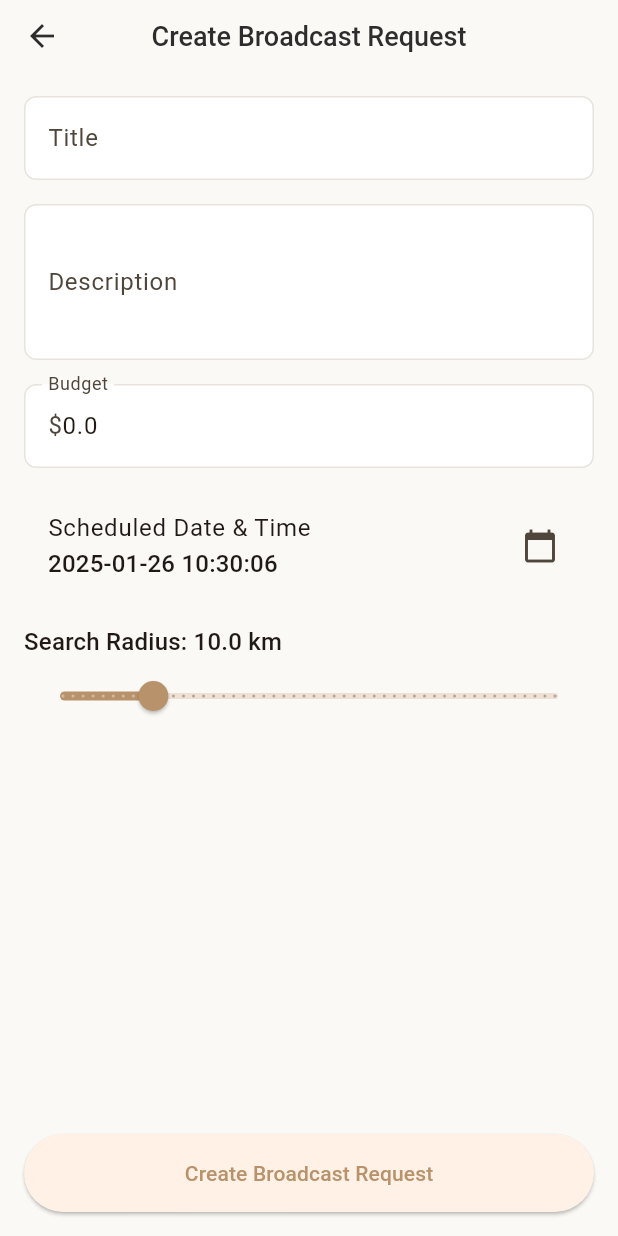
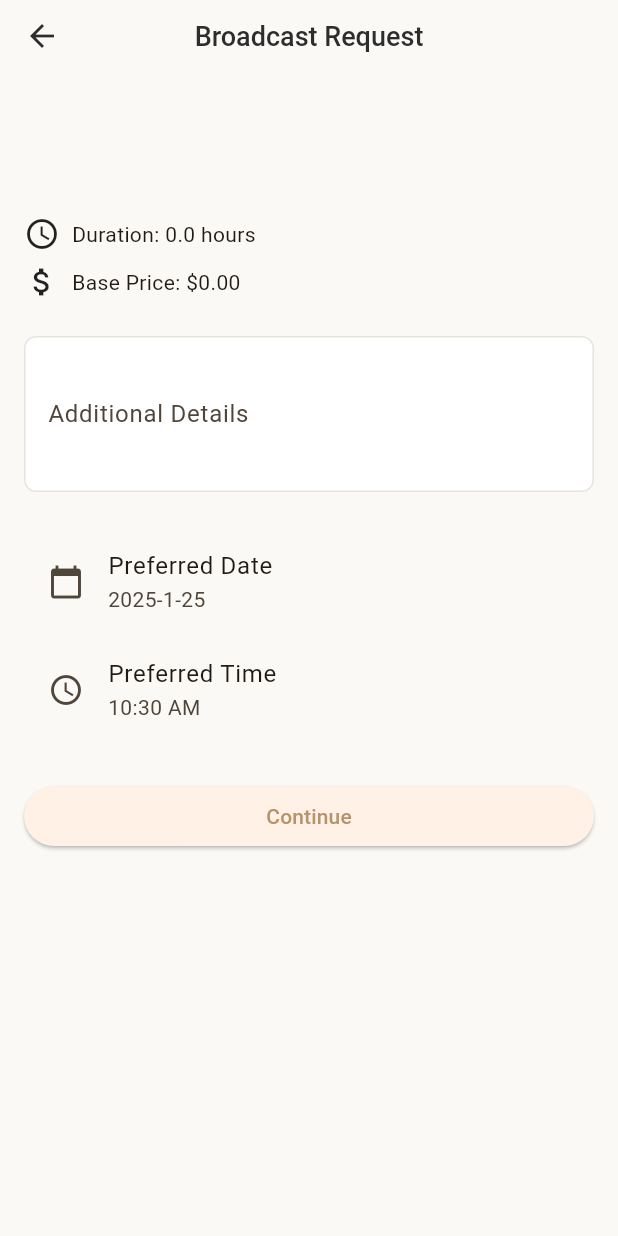
Before and after one commit to Albaraazain/voltzy, a Flutter app: the BroadcastRequestScreen screen opened directly with empty values, on a phone screen of 412 x 824 dp. Run offline on Flutter 3.47's test engine with Material 3 defaults, Android fonts, the phone set to English and light mode, and no system bars; our stand-ins replace flashy_tab_bar2, flutter_animate, flutter_local_notifications, geolocator, google_maps_flutter, image_picker and 3 more; accounts and stored records are empty.

Commit message:
Refactor BroadcastRequestScreen with simplified workflow and enhanced UI

```diff
--- a/lib/screens/broadcast_request_screen.dart
+++ b/lib/screens/broadcast_request_screen.dart
@@ -1,12 +1,13 @@
 import 'package:flutter/material.dart';
 import 'package:provider/provider.dart';
-import '../models/service_model.dart';
+import '../features/homeowner/models/service.dart';
 import '../providers/database_provider.dart';
 import '../core/services/logger_service.dart';
 import '../features/homeowner/screens/broadcast_request_map_screen.dart';
+import '../features/homeowner/screens/broadcast_job_screen.dart';
 
 class BroadcastRequestScreen extends StatefulWidget {
-  final Service service;
+  final CategoryService service;
 
   const BroadcastRequestScreen({
     super.key,
@@ -19,27 +20,14 @@ class BroadcastRequestScreen extends StatefulWidget {
 
 class _BroadcastRequestScreenState extends State<BroadcastRequestScreen> {
   final _formKey = GlobalKey<FormState>();
-  final _titleController = TextEditingController();
   final _descriptionController = TextEditingController();
-  final _priceController = TextEditingController();
-  DateTime _selectedDate = DateTime.now().add(const Duration(days: 1));
-  double _radius = 10.0;
+  DateTime _selectedDate = DateTime.now();
+  TimeOfDay _selectedTime = TimeOfDay.now();
   bool _isLoading = false;
 
   @override
-  void initState() {
-    super.initState();
-    _titleController.text = widget.service.name;
-    if (widget.service.basePrice != null) {
-      _priceController.text = widget.service.basePrice!.toString();
-    }
-  }
-
-  @override
   void dispose() {
-    _titleController.dispose();
     _descriptionController.dispose();
-    _priceController.dispose();
     super.dispose();
   }
 
@@ -48,77 +36,69 @@ class _BroadcastRequestScreenState extends State<BroadcastRequestScreen> {
       context: context,
       initialDate: _selectedDate,
       firstDate: DateTime.now(),
-      lastDate: DateTime.now().add(const Duration(days: 90)),
+      lastDate: DateTime.now().add(const Duration(days: 30)),
     );
     if (picked != null && picked != _selectedDate) {
-      final TimeOfDay? time = await showTimePicker(
-        context: context,
-        initialTime: TimeOfDay.fromDateTime(_selectedDate),
-      );
-      if (time != null) {
       setState(() {
-          _selectedDate = DateTime(
-            picked.year,
-            picked.month,
-            picked.day,
-            time.hour,
-            time.minute,
-          );
+        _selectedDate = picked;
       });
     }
   }
+
+  Future<void> _selectTime() async {
+    final TimeOfDay? picked = await showTimePicker(
+      context: context,
+      initialTime: _selectedTime,
+    );
+    if (picked != null && picked != _selectedTime) {
+      setState(() {
+        _selectedTime = picked;
+      });
+    }
   }
 
-  Future<void> _submitRequest() async {
+  Future<void> _broadcastRequest() async {
     if (!_formKey.currentState!.validate()) return;
 
-    setState(() {
-      _isLoading = true;
-    });
+    setState(() => _isLoading = true);
 
     try {
-      final databaseProvider =
-          Provider.of<DatabaseProvider>(context, listen: false);
+      final databaseProvider = context.read<DatabaseProvider>();
+      final homeowner = databaseProvider.currentHomeowner;
 
-      final job = await databaseProvider.createJobRequest(
-        title: _titleController.text,
-        description: _descriptionController.text,
-        scheduledDate: _selectedDate,
-        price: double.parse(_priceController.text),
-        radiusKm: _radius,
-        requestType: 'broadcast',
+      if (homeowner == null) {
+        throw Exception('No homeowner profile found');
+      }
+
+      final scheduledFor = DateTime(
+        _selectedDate.year,
+        _selectedDate.month,
+        _selectedDate.day,
+        _selectedTime.hour,
+        _selectedTime.minute,
       );
 
-      if (!mounted) return;
-
-      Navigator.pushReplacement(
+      Navigator.push(
         context,
         MaterialPageRoute(
-          builder: (context) => BroadcastRequestMapScreen(
+          builder: (context) => BroadcastJobScreen(
             service: widget.service,
-            hours: widget.service.estimatedDuration ?? 60,
-            maxBudgetPerHour: double.parse(_priceController.text),
-            scheduledDate: _selectedDate,
-            scheduledTime: TimeOfDay.fromDateTime(_selectedDate),
-            additionalNotes: _descriptionController.text,
           ),
         ),
       );
-    } catch (e, stackTrace) {
-      LoggerService.error('Error creating broadcast request', e, stackTrace);
-      if (!mounted) return;
-
+    } catch (e) {
+      LoggerService.error('Failed to broadcast request', e);
+      if (mounted) {
         ScaffoldMessenger.of(context).showSnackBar(
-        SnackBar(
-          content: Text('Failed to create request: ${e.toString()}'),
+          const SnackBar(
+            content: Text('Failed to broadcast request. Please try again.'),
             backgroundColor: Colors.red,
           ),
         );
+      }
     } finally {
       if (mounted) {
-        setState(() {
-          _isLoading = false;
-        });
+        setState(() => _isLoading = false);
       }
     }
   }
@@ -127,114 +107,82 @@ class _BroadcastRequestScreenState extends State<BroadcastRequestScreen> {
   Widget build(BuildContext context) {
     return Scaffold(
       appBar: AppBar(
-        title: const Text('Create Broadcast Request'),
-        elevation: 0,
+        title: const Text('Broadcast Request'),
       ),
       body: Form(
         key: _formKey,
         child: ListView(
           padding: const EdgeInsets.all(16),
           children: [
+            Text(
+              widget.service.name,
+              style: Theme.of(context).textTheme.headlineSmall,
+            ),
+            const SizedBox(height: 8),
+            Text(
+              widget.service.description,
+              style: Theme.of(context).textTheme.bodyLarge,
+            ),
+            const SizedBox(height: 16),
+            Row(
+              children: [
+                const Icon(Icons.access_time),
+                const SizedBox(width: 8),
+                Text(
+                  'Duration: ${widget.service.durationHours} hours',
+                  style: Theme.of(context).textTheme.bodyMedium,
+                ),
+              ],
+            ),
+            const SizedBox(height: 8),
+            Row(
+              children: [
+                const Icon(Icons.attach_money),
+                const SizedBox(width: 8),
+                Text(
+                  'Base Price: \$${widget.service.basePrice.toStringAsFixed(2)}',
+                  style: Theme.of(context).textTheme.bodyMedium,
+                ),
+              ],
+            ),
+            const SizedBox(height: 24),
             TextFormField(
-              controller: _titleController,
+              controller: _descriptionController,
               decoration: const InputDecoration(
-                labelText: 'Title',
-                border: OutlineInputBorder(),
+                labelText: 'Additional Details',
+                hintText: 'Describe your specific needs...',
               ),
+              maxLines: 3,
               validator: (value) {
                 if (value == null || value.isEmpty) {
-                  return 'Please enter a title';
+                  return 'Please provide some details';
                 }
                 return null;
               },
             ),
-            const SizedBox(height: 16),
-            TextFormField(
-              controller: _descriptionController,
-              decoration: const InputDecoration(
-                labelText: 'Description',
-                border: OutlineInputBorder(),
+            const SizedBox(height: 24),
+            ListTile(
+              leading: const Icon(Icons.calendar_today),
+              title: const Text('Preferred Date'),
+              subtitle: Text(
+                '${_selectedDate.year}-${_selectedDate.month}-${_selectedDate.day}',
               ),
-              maxLines: 3,
-              validator: (value) {
-                if (value == null || value.isEmpty) {
-                  return 'Please enter a description';
-                }
-                return null;
-              },
-            ),
-            const SizedBox(height: 16),
-            TextFormField(
-              controller: _priceController,
-              decoration: const InputDecoration(
-                labelText: 'Budget',
-                border: OutlineInputBorder(),
-                prefixText: '\$',
-              ),
-              keyboardType: TextInputType.number,
-              validator: (value) {
-                if (value == null || value.isEmpty) {
-                  return 'Please enter your budget';
-                }
-                if (double.tryParse(value) == null) {
-                  return 'Please enter a valid number';
-                }
-                return null;
-              },
-            ),
-            const SizedBox(height: 16),
-            ListTile(
-              title: const Text('Scheduled Date & Time'),
-              subtitle: Text(
-                '${_selectedDate.toLocal()}'.split('.')[0],
-                style: Theme.of(context).textTheme.titleMedium,
-              ),
-              trailing: const Icon(Icons.calendar_today),
               onTap: _selectDate,
             ),
-            const SizedBox(height: 16),
-            Column(
-              crossAxisAlignment: CrossAxisAlignment.start,
-              children: [
-                Text(
-                  'Search Radius: ${_radius.toStringAsFixed(1)} km',
-                  style: Theme.of(context).textTheme.titleMedium,
+            ListTile(
+              leading: const Icon(Icons.access_time),
+              title: const Text('Preferred Time'),
+              subtitle: Text(_selectedTime.format(context)),
+              onTap: _selectTime,
             ),
-                Slider(
-                  value: _radius,
-                  min: 1,
-                  max: 50,
-                  divisions: 49,
-                  label: '${_radius.toStringAsFixed(1)} km',
-                  onChanged: (value) {
-                    setState(() {
-                      _radius = value;
-                    });
-                  },
+            const SizedBox(height: 24),
+            ElevatedButton(
+              onPressed: _isLoading ? null : _broadcastRequest,
+              child: _isLoading
+                  ? const CircularProgressIndicator()
+                  : const Text('Continue'),
             ),
           ],
-            ),
-          ],
-        ),
-      ),
-      bottomNavigationBar: SafeArea(
-        child: Padding(
-          padding: const EdgeInsets.all(16),
-          child: ElevatedButton(
-            onPressed: _isLoading ? null : _submitRequest,
-            style: ElevatedButton.styleFrom(
-              padding: const EdgeInsets.symmetric(vertical: 16),
-            ),
-            child: _isLoading
-                ? const SizedBox(
-                    height: 20,
-                    width: 20,
-                    child: CircularProgressIndicator(
-                      strokeWidth: 2,
-                    ),
-                  )
-                : const Text('Create Broadcast Request'),
-          ),
         ),
       ),
     );
```
Lines whose indentation alone changed are shown as unchanged.
